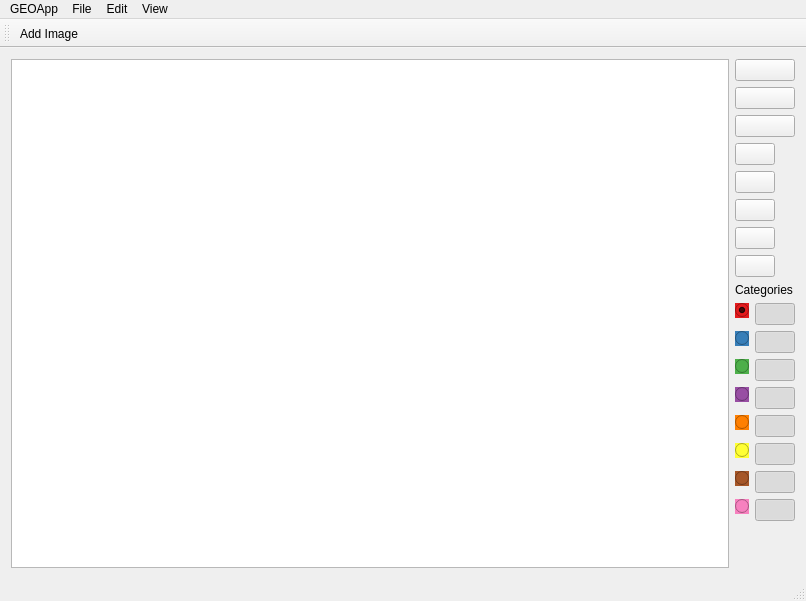
This is Geo_GUI_Application/mainwindow.ui in IvanSevilla/GAT as Qt 5 draws it before an edit. The edited form follows.
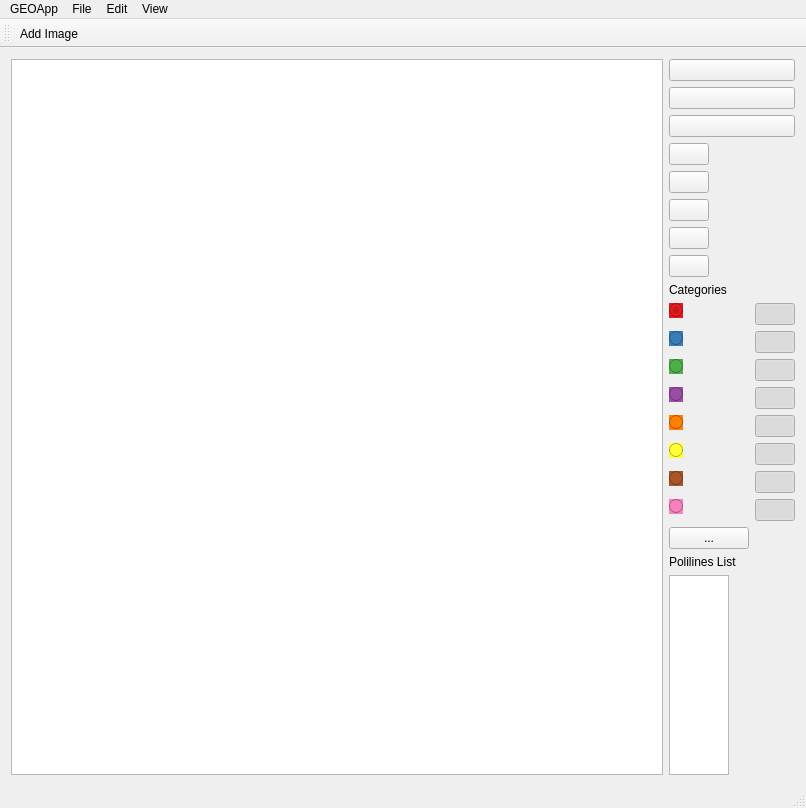
This is the edited form. Icons and pictures are not drawn.

Commit message: POLILINES & LOGS

Patch:
```diff
--- a/Geo_GUI_Application/mainwindow.ui
+++ b/Geo_GUI_Application/mainwindow.ui
@@ -10,7 +10,7 @@
     <x>0</x>
     <y>0</y>
     <width>806</width>
-    <height>601</height>
+    <height>626</height>
    </rect>
   </property>
   <property name="sizePolicy">
@@ -34,6 +34,12 @@
   <property name="windowTitle">
    <string>GEOApp</string>
   </property>
+  <property name="autoFillBackground">
+   <bool>false</bool>
+  </property>
+  <property name="styleSheet">
+   <string notr="true"/>
+  </property>
   <property name="unifiedTitleAndToolBarOnMac">
    <bool>false</bool>
   </property>
@@ -237,7 +243,7 @@
               <normaloff>:/assets/plus-circle.svg</normaloff>:/assets/plus-circle.svg</iconset>
             </property>
             <property name="checkable">
-             <bool>false</bool>
+             <bool>true</bool>
             </property>
             <property name="autoDefault">
              <bool>false</bool>
@@ -281,7 +287,7 @@
               <normaloff>:/assets/minus-circle.svg</normaloff>:/assets/minus-circle.svg</iconset>
             </property>
             <property name="checkable">
-             <bool>false</bool>
+             <bool>true</bool>
             </property>
             <property name="autoDefault">
              <bool>false</bool>
@@ -324,6 +330,9 @@
              <iconset resource="assets.qrc">
               <normaloff>:/assets/expand-arrows.svg</normaloff>:/assets/expand-arrows.svg</iconset>
             </property>
+            <property name="checkable">
+             <bool>true</bool>
+            </property>
             <property name="autoDefault">
              <bool>false</bool>
             </property>
@@ -362,6 +371,9 @@
              <iconset resource="assets.qrc">
               <normaloff>:/assets/undo.svg</normaloff>:/assets/undo.svg</iconset>
             </property>
+            <property name="checkable">
+             <bool>false</bool>
+            </property>
             <property name="autoDefault">
              <bool>false</bool>
             </property>
@@ -400,6 +412,9 @@
              <iconset resource="assets.qrc">
               <normaloff>:/assets/redo.svg</normaloff>:/assets/redo.svg</iconset>
             </property>
+            <property name="checkable">
+             <bool>false</bool>
+            </property>
             <property name="autoDefault">
              <bool>false</bool>
             </property>
@@ -428,13 +443,19 @@
       <item>
        <layout class="QVBoxLayout" name="verticalLayout_2">
         <property name="sizeConstraint">
-         <enum>QLayout::SetMinimumSize</enum>
+         <enum>QLayout::SetFixedSize</enum>
         </property>
         <item>
          <layout class="QFormLayout" name="formLayout">
           <property name="sizeConstraint">
            <enum>QLayout::SetMinimumSize</enum>
           </property>
+          <property name="labelAlignment">
+           <set>Qt::AlignLeading|Qt::AlignLeft|Qt::AlignVCenter</set>
+          </property>
+          <property name="formAlignment">
+           <set>Qt::AlignJustify|Qt::AlignTop</set>
+          </property>
           <item row="1" column="0">
            <widget class="QRadioButton" name="Group0">
             <property name="sizePolicy">
@@ -447,7 +468,7 @@
              <bool>false</bool>
             </property>
             <property name="styleSheet">
-             <string notr="true">
+             <string notr="true">color: rgb(228,26,28);
 background-color: rgb(228,26,28);</string>
             </property>
             <property name="text">
@@ -466,8 +487,12 @@
               <verstretch>0</verstretch>
              </sizepolicy>
             </property>
+            <property name="autoFillBackground">
+             <bool>false</bool>
+            </property>
             <property name="styleSheet">
-             <string notr="true">background-color: rgb(55,126,184);</string>
+             <string notr="true">background-color: rgb(55,126,184);
+color: rgb(55,126,184);</string>
             </property>
             <property name="text">
              <string/>
@@ -482,6 +507,9 @@
               <verstretch>0</verstretch>
              </sizepolicy>
             </property>
+            <property name="autoFillBackground">
+             <bool>false</bool>
+            </property>
             <property name="styleSheet">
              <string notr="true">background-color: rgb(77,175,74);</string>
             </property>
@@ -498,6 +526,9 @@
               <verstretch>0</verstretch>
              </sizepolicy>
             </property>
+            <property name="autoFillBackground">
+             <bool>false</bool>
+            </property>
             <property name="styleSheet">
              <string notr="true">background-color: rgb(152,78,163);</string>
             </property>
@@ -514,6 +545,9 @@
               <verstretch>0</verstretch>
              </sizepolicy>
             </property>
+            <property name="autoFillBackground">
+             <bool>false</bool>
+            </property>
             <property name="styleSheet">
              <string notr="true">background-color: rgb(255,127,0);</string>
             </property>
@@ -530,6 +564,9 @@
               <verstretch>0</verstretch>
              </sizepolicy>
             </property>
+            <property name="autoFillBackground">
+             <bool>false</bool>
+            </property>
             <property name="styleSheet">
              <string notr="true">background-color: rgb(255,255,51);</string>
             </property>
@@ -546,6 +583,9 @@
               <verstretch>0</verstretch>
              </sizepolicy>
             </property>
+            <property name="autoFillBackground">
+             <bool>false</bool>
+            </property>
             <property name="styleSheet">
              <string notr="true">background-color: rgb(166,86,40);</string>
             </property>
@@ -562,6 +602,12 @@
               <verstretch>0</verstretch>
              </sizepolicy>
             </property>
+            <property name="layoutDirection">
+             <enum>Qt::LeftToRight</enum>
+            </property>
+            <property name="autoFillBackground">
+             <bool>false</bool>
+            </property>
             <property name="styleSheet">
              <string notr="true">background-color: rgb(247,129,191);</string>
             </property>
@@ -769,8 +815,65 @@
             </property>
            </widget>
           </item>
+          <item row="9" column="0">
+           <widget class="QPushButton" name="showPolilines">
+            <property name="sizePolicy">
+             <sizepolicy hsizetype="Fixed" vsizetype="Fixed">
+              <horstretch>0</horstretch>
+              <verstretch>0</verstretch>
+             </sizepolicy>
+            </property>
+            <property name="text">
+             <string>...</string>
+            </property>
+            <property name="checkable">
+             <bool>true</bool>
+            </property>
+           </widget>
+          </item>
          </layout>
         </item>
+        <item>
+         <widget class="QLabel" name="labelPolilines">
+          <property name="text">
+           <string>Polilines List</string>
+          </property>
+         </widget>
+        </item>
+        <item>
+         <widget class="QListWidget" name="polilines">
+          <property name="sizePolicy">
+           <sizepolicy hsizetype="Minimum" vsizetype="Minimum">
+            <horstretch>1</horstretch>
+            <verstretch>1</verstretch>
+           </sizepolicy>
+          </property>
+          <property name="minimumSize">
+           <size>
+            <width>60</width>
+            <height>200</height>
+           </size>
+          </property>
+          <property name="maximumSize">
+           <size>
+            <width>60</width>
+            <height>400</height>
+           </size>
+          </property>
+          <property name="baseSize">
+           <size>
+            <width>50</width>
+            <height>200</height>
+           </size>
+          </property>
+          <property name="batchSize">
+           <number>100</number>
+          </property>
+          <property name="itemAlignment">
+           <set>Qt::AlignCenter</set>
+          </property>
+         </widget>
+        </item>
        </layout>
       </item>
      </layout>
```
Left out of the diff: 357 changed lines with no effect on the pictures. The commit also changes 16 other files.
